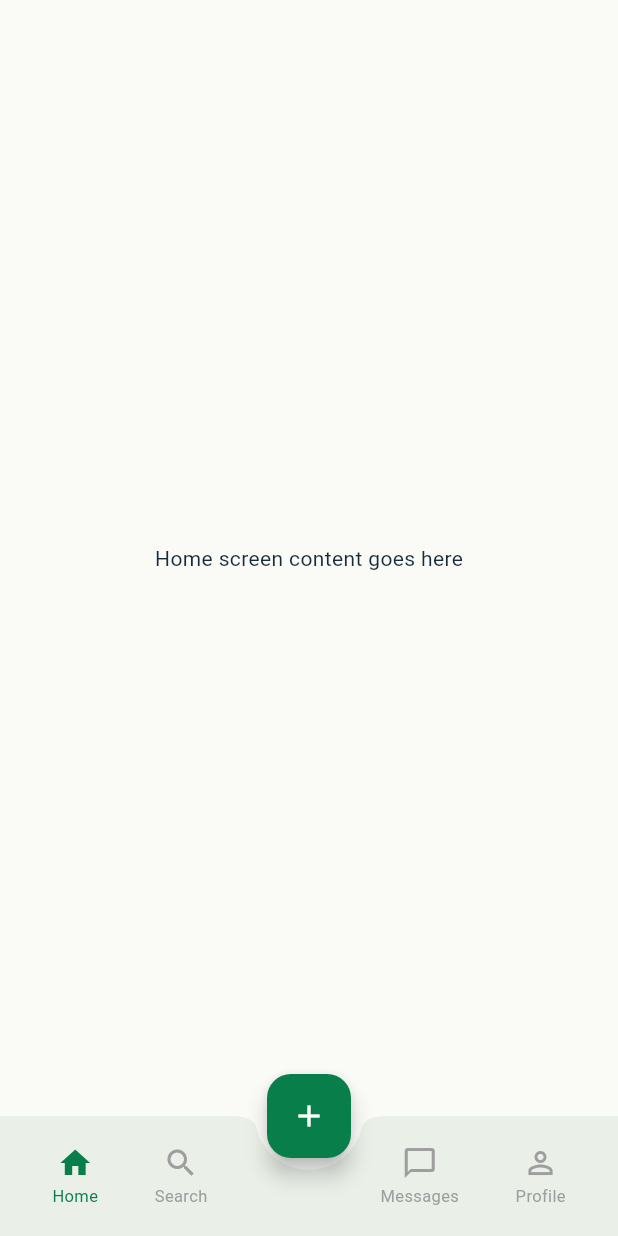
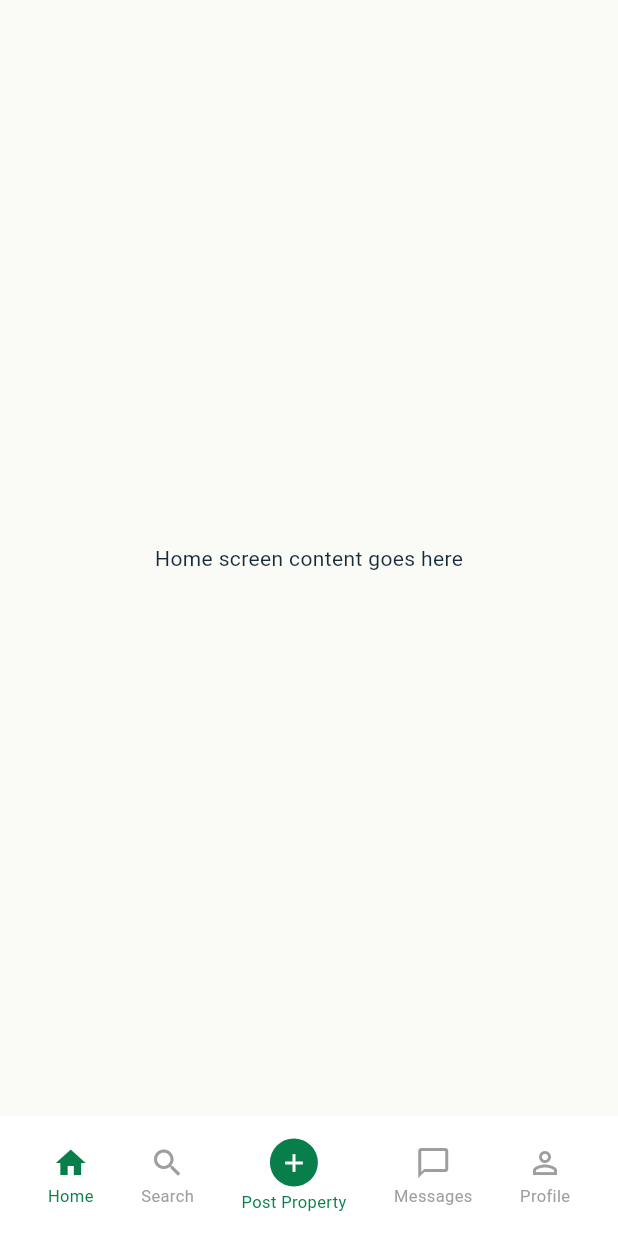
Before and after one commit to kobbie910/rentsmartgh, a Flutter app: the screen it shows after launch, on a phone screen of 412 x 824 dp. Run offline on Flutter 3.47's test engine with Material 3 defaults, Android fonts, the light colour scheme and no system bars.

Commit message:
Got rid of the 'BUBBLES'

```diff
--- a/lib/features/home/home_screen.dart
+++ b/lib/features/home/home_screen.dart
@@ -18,14 +18,6 @@ class _HomeScreenState extends State<HomeScreen> {
       body: const Center(
         child: Text('Home screen content goes here'),
       ),
-      floatingActionButton: FloatingActionButton(
-        backgroundColor: AppColors.primaryGreen,
-        onPressed: () {
-
-        },
-        child: const Icon(Icons.add, color: Colors.white),
-      ),
-      floatingActionButtonLocation: FloatingActionButtonLocation.centerDocked,
       bottomNavigationBar: AppBottomNav(
         currentIndex: _currentIndex,
         onTabSelected: (index) {
@@ -34,7 +26,7 @@ class _HomeScreenState extends State<HomeScreen> {
           });
         },
         onPostProperty: () {
-
+          // navigate to Post Property screen
         },
       ),
     );
--- a/lib/shared/widgets/app_bottom_nav.dart
+++ b/lib/shared/widgets/app_bottom_nav.dart
@@ -5,46 +5,114 @@ class AppBottomNav extends StatelessWidget {
   final int currentIndex;
   final ValueChanged<int> onTabSelected;
   final VoidCallback onPostProperty;
+  final bool hasUnreadMessages;
 
   const AppBottomNav({
     super.key,
     required this.currentIndex,
     required this.onTabSelected,
     required this.onPostProperty,
+    this.hasUnreadMessages = false,
   });
 
   @override
   Widget build(BuildContext context) {
     return BottomAppBar(
-      shape: const CircularNotchedRectangle(),
-      notchMargin: 8,
+      color: Colors.white,
+      elevation: 8,
+      child: SizedBox(
+        height: 60,
         child: Row(
           mainAxisAlignment: MainAxisAlignment.spaceAround,
           children: [
             _navItem(icon: Icons.home, label: 'Home', index: 0),
             _navItem(icon: Icons.search, label: 'Search', index: 1),
-          const SizedBox(width: 40), // gap for the notch/FAB
-          _navItem(icon: Icons.chat_bubble_outline, label: 'Messages', index: 3),
+            _postPropertyItem(),
+            _navItem(
+              icon: Icons.chat_bubble_outline,
+              label: 'Messages',
+              index: 3,
+              showBadge: hasUnreadMessages,
+            ),
             _navItem(icon: Icons.person_outline, label: 'Profile', index: 4),
           ],
+        ),
       ),
     );
   }
 
-  Widget _navItem({required IconData icon, required String label, required int index}) {
+  Widget _postPropertyItem() {
+    return InkWell(
+      onTap: onPostProperty,
+      customBorder: const CircleBorder(),
+      child: Padding(
+        padding: const EdgeInsets.symmetric(horizontal: 4),
+        child: Column(
+          mainAxisSize: MainAxisSize.min,
+          mainAxisAlignment: MainAxisAlignment.center,
+          children: [
+            Container(
+              width: 32,
+              height: 32,
+              decoration: const BoxDecoration(
+                color: AppColors.primaryGreen,
+                shape: BoxShape.circle,
+              ),
+              child: const Icon(Icons.add, color: Colors.white, size: 20),
+            ),
+            const SizedBox(height: 2),
+            const Text(
+              'Post Property',
+              style: TextStyle(color: AppColors.primaryGreen, fontSize: 11),
+            ),
+          ],
+        ),
+      ),
+    );
+  }
+
+  Widget _navItem({
+    required IconData icon,
+    required String label,
+    required int index,
+    bool showBadge = false,
+  }) {
     final bool isSelected = currentIndex == index;
     final color = isSelected ? AppColors.primaryGreen : Colors.grey;
 
     return InkWell(
       onTap: () => onTabSelected(index),
+      customBorder: const CircleBorder(),
+      child: Padding(
+        padding: const EdgeInsets.symmetric(horizontal: 4),
         child: Column(
           mainAxisSize: MainAxisSize.min,
+          mainAxisAlignment: MainAxisAlignment.center,
           children: [
-          Icon(icon, color: color),
+            Stack(
+              clipBehavior: Clip.none,
+              children: [
+                Icon(icon, color: color, size: 24),
+                if (showBadge)
+                  Positioned(
+                    top: -2,
+                    right: -2,
+                    child: Container(
+                      width: 8,
+                      height: 8,
+                      decoration: const BoxDecoration(
+                        color: AppColors.accentRed,
+                        shape: BoxShape.circle,
+                      ),
+                    ),
+                  ),
+              ],
+            ),
             const SizedBox(height: 2),
             Text(label, style: TextStyle(color: color, fontSize: 11)),
           ],
         ),
+      ),
     );
   }
 }
```
Lines whose indentation alone changed are shown as unchanged.
